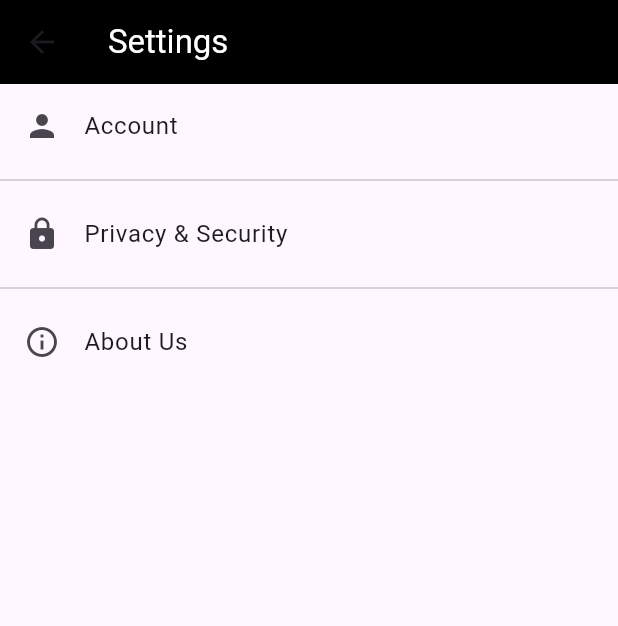
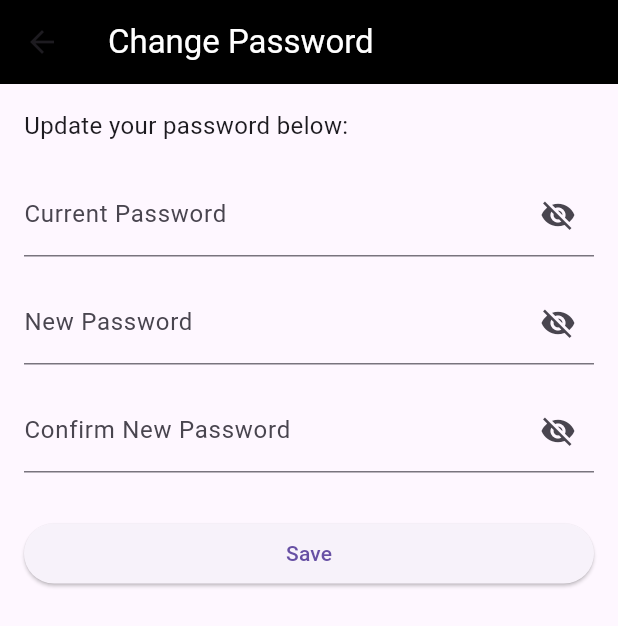
Before and after one commit to Davidtan0502/project_radar_app, a Flutter app: the SettingsScreen screen opened directly, after a tap on "Privacy & Security", on a phone screen of 412 x 824 dp. Shown: the top 626 px of the screen. Run offline on Flutter 3.47's test engine with Material 3 defaults, Android fonts, the phone set to English and light mode, and no system bars; our stand-ins replace geocoding, geolocator, google_fonts, google_maps_flutter, image_picker, shared_preferences; accounts and stored records are empty; network calls fail.

Commit message:
Update Settings For Account

```diff
--- /dev/null
+++ b/lib/screens/change_password.dart
@@ -0,0 +1,121 @@
+import 'package:flutter/material.dart';
+
+class ChangePassword extends StatefulWidget {
+  const ChangePassword({super.key});
+
+  @override
+  State<ChangePassword> createState() => _ChangePasswordScreenState();
+}
+
+class _ChangePasswordScreenState extends State<ChangePassword> {
+  final _formKey = GlobalKey<FormState>();
+  final _currentPasswordController = TextEditingController();
+  final _newPasswordController = TextEditingController();
+  final _confirmPasswordController = TextEditingController();
+
+  bool _showCurrentPassword = false;
+  bool _showNewPassword = false;
+  bool _showConfirmPassword = false;
+
+  void _savePassword() {
+    if (_formKey.currentState!.validate()) {
+      ScaffoldMessenger.of(context).showSnackBar(
+        const SnackBar(content: Text('Password changed successfully!')),
+      );
+    }
+  }
+
+  @override
+  Widget build(BuildContext context) {
+    return Scaffold(
+      appBar: AppBar(
+        title: const Text('Change Password', style: TextStyle(color: Colors.white)),
+        backgroundColor: const Color.fromARGB(255, 0, 0, 0),
+      ),
+      body: Padding(
+        padding: const EdgeInsets.all(16.0),
+        child: Form(
+          key: _formKey,
+          child: ListView(
+            children: [
+              const Text(
+                'Update your password below:',
+                style: TextStyle(fontSize: 16),
+              ),
+              const SizedBox(height: 20),
+              TextFormField(
+                controller: _currentPasswordController,
+                obscureText: !_showCurrentPassword,
+                decoration: InputDecoration(
+                  labelText: 'Current Password',
+                  suffixIcon: IconButton(
+                    icon: Icon(
+                      _showCurrentPassword ? Icons.visibility : Icons.visibility_off,
+                    ),
+                    onPressed: () {
+                      setState(() {
+                        _showCurrentPassword = !_showCurrentPassword;
+                      });
+                    },
+                  ),
+                ),
+                validator: (value) =>
+                    value!.isEmpty ? 'Enter your current password' : null,
+              ),
+              const SizedBox(height: 16),
+              TextFormField(
+                controller: _newPasswordController,
+                obscureText: !_showNewPassword,
+                decoration: InputDecoration(
+                  labelText: 'New Password',
+                  suffixIcon: IconButton(
+                    icon: Icon(
+                      _showNewPassword ? Icons.visibility : Icons.visibility_off,
+                    ),
+                    onPressed: () {
+                      setState(() {
+                        _showNewPassword = !_showNewPassword;
+                      });
+                    },
+                  ),
+                ),
+                validator: (value) => value!.length < 6
+                    ? 'Password must be at least 6 characters'
+                    : null,
+              ),
+              const SizedBox(height: 16),
+              TextFormField(
+                controller: _confirmPasswordController,
+                obscureText: !_showConfirmPassword,
+                decoration: InputDecoration(
+                  labelText: 'Confirm New Password',
+                  suffixIcon: IconButton(
+                    icon: Icon(
+                      _showConfirmPassword ? Icons.visibility : Icons.visibility_off,
+                    ),
+                    onPressed: () {
+                      setState(() {
+                        _showConfirmPassword = !_showConfirmPassword;
+                      });
+                    },
+                  ),
+                ),
+                validator: (value) {
+                  if (value != _newPasswordController.text) {
+                    return 'Passwords do not match';
+                  }
+                  return null;
+                },
+              ),
+              const SizedBox(height: 30),
+              ElevatedButton(
+                onPressed: _savePassword,
+                child: const Text('Save'),
+              ),
+            ],
+          ),
+        ),
+      ),
+    );
+  }
+}
--- a/lib/screens/registration_screen.dart
+++ b/lib/screens/registration_screen.dart
@@ -1,5 +1,5 @@
 import 'package:flutter/material.dart';
-import 'verify_info_screen.dart'; // Make sure this is correctly imported
+import 'verify_info_screen.dart';
 
 class RegisterScreen extends StatefulWidget {
   const RegisterScreen({super.key});
--- a/lib/screens/settings_screen.dart
+++ b/lib/screens/settings_screen.dart
@@ -1,6 +1,7 @@
 import 'package:flutter/material.dart';
-import 'package:project_radar_app/screens/About_us.dart';
-
+import 'about_us.dart';
+import 'account_info.dart';
+import 'change_password.dart';
 
 class SettingsScreen extends StatelessWidget {
   const SettingsScreen({super.key});
@@ -18,7 +19,9 @@ class SettingsScreen extends StatelessWidget {
             leading: const Icon(Icons.person),
             title: const Text('Account'),
             onTap: () {
-
+              Navigator.of(context).push(
+              MaterialPageRoute(builder: (context) => const AccountInfo()),
+              );
             },
           ),
           const Divider(),
@@ -26,7 +29,9 @@ class SettingsScreen extends StatelessWidget {
             leading: const Icon(Icons.lock),
             title: const Text('Privacy & Security'),
             onTap: () {
-
+            Navigator.of(context).push(
+              _createRoute(const ChangePassword()),
+              );
             },
           ),
           const Divider(),
@@ -34,7 +39,6 @@ class SettingsScreen extends StatelessWidget {
             leading: const Icon(Icons.info_outline),
             title: const Text('About Us'),
             onTap: () {
-              // Navigate to About Us screen when tapped
               Navigator.of(context).push(
                 _createRoute(const AboutUs()),
               );
--- a/pubspec.yaml
+++ b/pubspec.yaml
@@ -34,8 +34,8 @@ dependencies:
   google_maps_flutter: ^2.5.0
   geolocator: ^10.0.0
   geocoding: ^2.1.0
+  google_fonts: ^6.1.0
 
-  google_fonts: ^6.1.0
 
   # The following adds the Cupertino Icons font to your application.
   # Use with the CupertinoIcons class for iOS style icons.
@@ -45,6 +45,7 @@ dependencies:
   url_launcher: ^6.3.1
   http: ^1.3.0
   shared_preferences: ^2.5.3
+  image_picker: ^1.0.4
 
 dev_dependencies:
   flutter_test:
```
Also changed, not shown: lib/screens/account_info.dart (added, +144 -0 lines), pubspec.lock, 8 other files.
